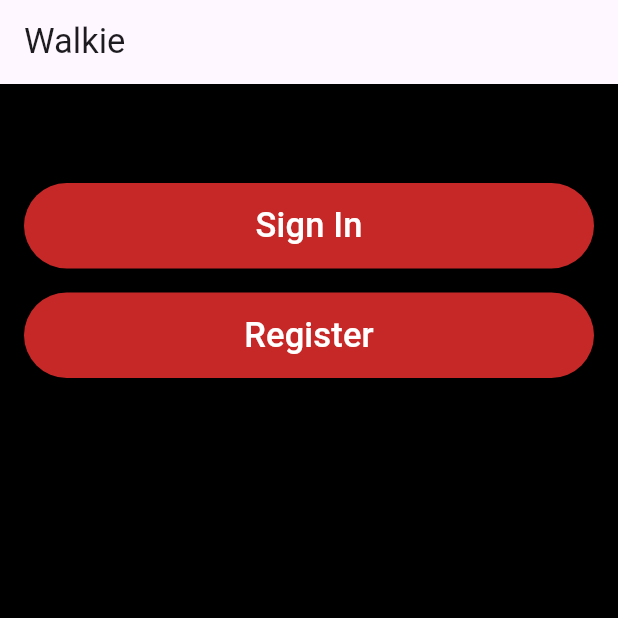
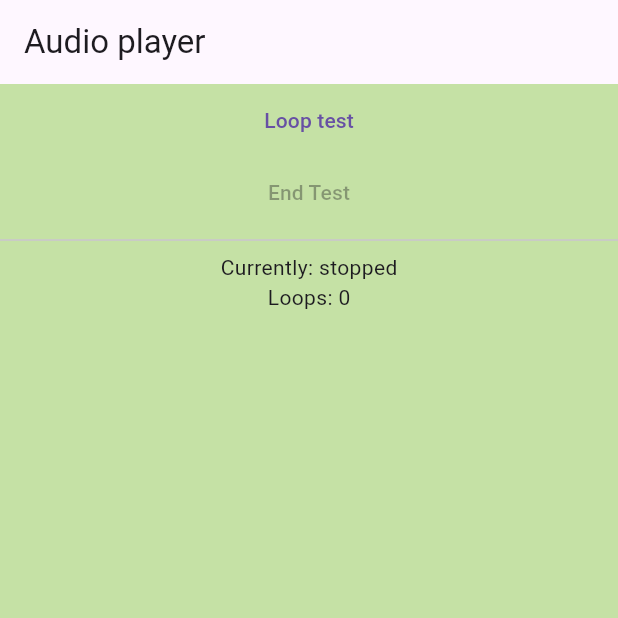
Before and after one commit to arfento/push-to-talk, a Flutter app: the screen it shows after launch, on a phone screen of 412 x 824 dp, the top half of it. Run offline on Flutter 3.47's test engine with Material 3 defaults, Android fonts, the phone set to English and light mode, and no system bars; our stand-ins replace animated_text_kit, audioplayers, camera, cloud_firestore, firebase_auth, firebase_core and 6 more; missing offline and left inert: audio_session, dumble, flutter_sound, opus_dart, record; accounts and stored records are empty; Roboto replaces fonts that are missing (Courier-Prime).

Commit message:
Audio Player Interaction

```diff
--- a/lib/main.dart
+++ b/lib/main.dart
@@ -5,6 +5,7 @@ import 'package:push_to_talk_app/firebase_options.dart';
 import 'package:push_to_talk_app/push_to_talk_page.dart';
 import 'package:push_to_talk_app/push_to_talk_record.dart';
 import 'package:push_to_talk_app/utils/constants/constants.dart';
+import 'package:push_to_talk_app/views/audio_player_interaction.dart';
 import 'package:push_to_talk_app/views/auth/login_screen.dart';
 import 'package:push_to_talk_app/views/auth/register_screen.dart';
 import 'package:push_to_talk_app/views/home/walkie_talkie_screen.dart';
@@ -41,13 +42,14 @@ class MyApp extends StatelessWidget {
           primaryColor: kColourPrimary,
         ),
       ),
-      initialRoute: WelcomeScreen.id,
-      routes: {
-        WelcomeScreen.id: (context) => WelcomeScreen(),
-        RegisterScreen.id: (context) => RegisterScreen(),
-        LoginScreen.id: (context) => LoginScreen(),
-        WalkieTalkieScreen.id: (context) => WalkieTalkieScreen(),
-      },
+      // initialRoute: WelcomeScreen.id,
+      // routes: {
+      //   WelcomeScreen.id: (context) => WelcomeScreen(),
+      //   RegisterScreen.id: (context) => RegisterScreen(),
+      //   LoginScreen.id: (context) => LoginScreen(),
+      //   WalkieTalkieScreen.id: (context) => WalkieTalkieScreen(),
+      // },
+      home: AudioPlayerInteraction(),
     );
   }
 }
--- /dev/null
+++ b/lib/views/audio_player_interaction.dart
@@ -0,0 +1,137 @@
+import 'package:flutter/material.dart';
+import 'package:push_to_talk_app/views/sound_player.dart';
+import 'package:speech_to_text/speech_recognition_error.dart';
+import 'package:speech_to_text/speech_to_text.dart';
+
+class AudioPlayerInteraction extends StatefulWidget {
+  const AudioPlayerInteraction({Key? key}) : super(key: key);
+
+  @override
+  _AudioPlayerInteractionState createState() => _AudioPlayerInteractionState();
+}
+
+class _AudioPlayerInteractionState extends State<AudioPlayerInteraction> {
+  final SpeechToText _speechToText = SpeechToText();
+  final SoundPlayer _player = AudioSoundPlayer();
+
+  // ignore: unused_field
+  String _info = '';
+  String _currentActivity = 'stopped';
+  int _loopCount = 0;
+  bool _inTest = false;
+
+  @override
+  void initState() {
+    super.initState();
+    _init();
+  }
+
+  void _loopTest() async {
+    if (!_inTest) {
+      setState(() {
+        _currentActivity = 'stopped';
+      });
+      return;
+    }
+    _info = "***** Starting loop test ***** \n";
+
+    _info += "Open Audio Session\n";
+    String testAudioAsset = 'sounds/speech_to_text_cancel.m4r';
+    logIt('Playing $testAudioAsset');
+    await _player.play(testAudioAsset, loop: false);
+
+    _info += "Start Player\n";
+
+    setState(() {
+      _currentActivity = 'playing';
+    });
+  }
+
+  void _init() async {
+    _info += "Init speech\n";
+    await _speechToText.initialize(onError: _onError, onStatus: _onStatus);
+    _player.onStop = _onPlayerStop;
+    setState(() {});
+  }
+
+  @override
+  Widget build(BuildContext context) {
+    return Scaffold(
+      appBar: AppBar(title: Text("Audio player")),
+      body: Center(
+        child: Column(
+          mainAxisAlignment: MainAxisAlignment.center,
+          children: <Widget>[
+            Row(
+              mainAxisAlignment: MainAxisAlignment.center,
+              children: [
+                TextButton(
+                  onPressed: _inTest
+                      ? null
+                      : () {
+                          _inTest = true;
+                          _loopTest();
+                        },
+                  child: Text('Loop test'),
+                ),
+              ],
+            ),
+            TextButton(
+              onPressed: _inTest
+                  ? () {
+                      _inTest = false;
+                    }
+                  : null,
+              child: Text('End Test'),
+            ),
+            Expanded(
+              child: Column(
+                children: [
+                  Divider(),
+                  Text('Currently: $_currentActivity'),
+                  Text('Loops: $_loopCount'),
+                ],
+              ),
+            ),
+          ],
+        ),
+      ),
+    );
+  }
+
+  void _onStatus(String status) async {
+    logIt('onStatus: $status');
+    _info += "Speech Status: ${status}\n";
+    if (_inTest && status == SpeechToText.doneStatus) {
+      logIt('listener stopped');
+      // await _speechToText.stop();
+      // print('speech stopped');
+      _loopTest();
+    }
+    setState(() {});
+  }
+
+  void _onError(SpeechRecognitionError errorNotification) {
+    _info += "Error: ${errorNotification.errorMsg}\n";
+    setState(() {});
+  }
+
+  void _onPlayerStop() async {
+    logIt('Player stopped');
+    _currentActivity = 'listening';
+    ++_loopCount;
+    // await Future.delayed(Duration(seconds: 1));
+    _speechToText.listen(
+      listenOptions: SpeechListenOptions(
+        // listenFor: Duration(seconds: 5)
+      ),
+    );
+    setState(() {});
+  }
+
+  void logIt(String message) {
+    final now = DateTime.now();
+    debugPrint('SoundLoop: $now, $message');
+    _info += message + '\n';
+  }
+}
--- a/lib/views/components/recording_row.dart
+++ b/lib/views/components/recording_row.dart
@@ -20,7 +20,7 @@ class RecordingRow extends StatelessWidget {
     return GestureDetector(
       child: Container(
         color: currentlyPlayingFilename == filename
-            ? kColourPrimary
+            ? kColourIsRecording
             : kColourBackground,
         padding: EdgeInsets.all(16.0),
         child: Row(
--- /dev/null
+++ b/lib/views/sound_player.dart
@@ -0,0 +1,62 @@
+import 'package:audioplayers/audioplayers.dart';
+import 'package:flutter/foundation.dart';
+
+abstract class SoundPlayer {
+  bool get isPlaying;
+  Future setAsset(
+    String assetPath, {
+    bool preload = true,
+    Duration initialPosition,
+  });
+  Future play(String assetToPlay, {bool loop = false});
+  Future stop();
+  set onStop(void Function()? callback);
+}
+
+class AudioSoundPlayer implements SoundPlayer {
+  final AudioPlayer player = AudioPlayer();
+  void Function()? _onStop;
+
+  @override
+  bool get isPlaying => false;
+
+  @override
+  set onStop(void Function()? callback) {
+    _onStop = callback;
+  }
+
+  @override
+  Future play(String assetToPlay, {bool loop = false}) async {
+    if (loop) {
+      await player.play(AssetSource(assetToPlay));
+    } else {
+      await player.play(AssetSource(assetToPlay));
+    }
+    player.onPlayerStateChanged.listen((s) => _listen(s));
+  }
+
+  void _listen(PlayerState s) {
+    logIt('Player state changed: $s');
+    if (s == PlayerState.completed) {
+      stop();
+    }
+  }
+
+  @override
+  Future stop() async {
+    _onStop?.call();
+  }
+
+  @override
+  Future setAsset(
+    String assetPath, {
+    bool preload = true,
+    Duration? initialPosition,
+  }) async {
+    // return player.setAsset(assetPath);
+  }
+
+  void logIt(String msg) {
+    debugPrint('SoundLoop: $msg');
+  }
+}
--- a/lib/views/welcome_screen.dart
+++ b/lib/views/welcome_screen.dart
@@ -85,13 +85,14 @@ class _WelcomeScreenState extends State<WelcomeScreen>
   @override
   Widget build(BuildContext context) {
     return Scaffold(
-      backgroundColor: animationColour?.value ?? kColourBackground,
+      backgroundColor: kColourBackground,
       appBar: AppBar(title: Text(kAppTitle, style: kTextStyleAppTitle)),
       body: SafeArea(
         child: Padding(
           padding: kPaddingSafeArea,
           child: Column(
-            mainAxisAlignment: MainAxisAlignment.spaceBetween,
+            mainAxisAlignment: MainAxisAlignment.center,
+            crossAxisAlignment: CrossAxisAlignment.center,
             children: <Widget>[
               // Logo section with fixed height
               // Expanded(
--- a/pubspec.yaml
+++ b/pubspec.yaml
@@ -79,6 +79,7 @@ flutter:
   uses-material-design: true
 
   assets:
+    - assets/sounds/
     - assets/images/walkie.png
     - assets/dumble_cert.pem
     - assets/dumble_key.pem
```
Also changed, not shown: 4 other files.
